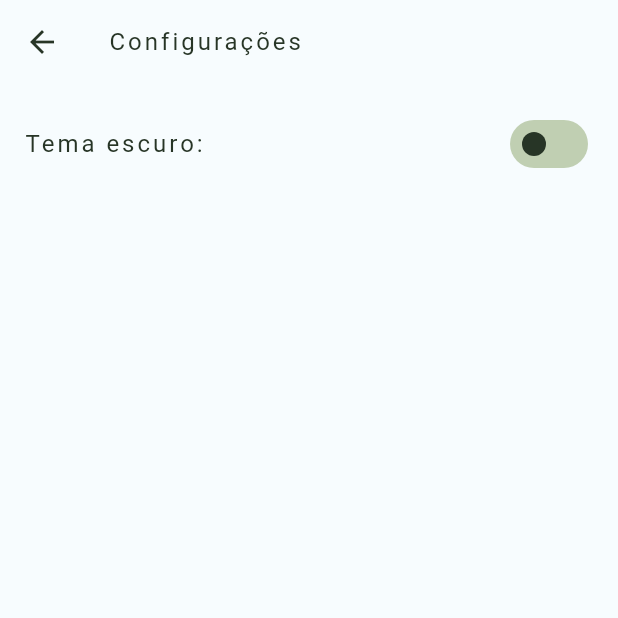
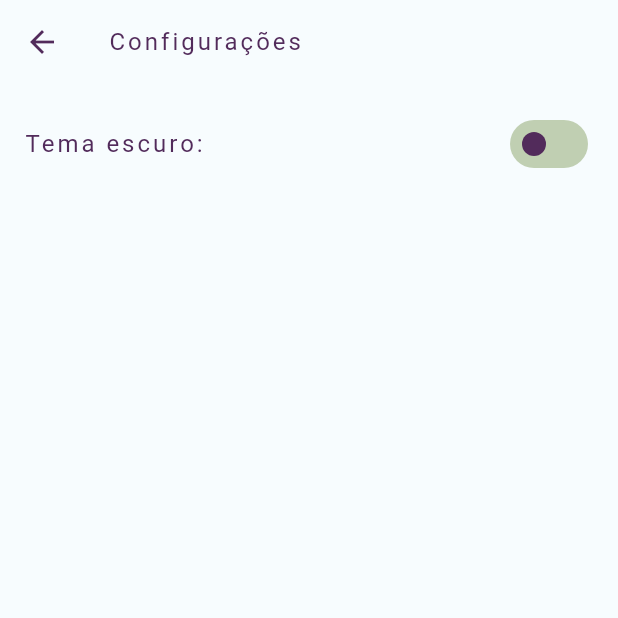
Before and after one commit to devherik/simple_weather, a Flutter app: the SettingsPage screen opened by its route, on a phone screen of 412 x 824 dp, the top half of it. Run offline on Flutter 3.47's test engine with Material 3 defaults, Android fonts, the phone set to English and light mode, and no system bars; our stand-ins replace flutter_dotenv, geolocator, go_router, google_fonts, hexcolor, iconsax and 4 more; network calls fail; statements that could not run were skipped.

Commit message:
view: color issues fixed

```diff
--- a/lib/config/theme/theme.dart
+++ b/lib/config/theme/theme.dart
@@ -71,7 +71,7 @@ abstract class AppTheme {
           brightness: Brightness.dark,
           primaryContainer: global.primaryDarkColor,
           primary: global.primaryDarkColor,
-          onPrimary: global.primaryDarkColor,
+          onPrimary: global.secondaryDarkColor,
           secondary: global.secondaryDarkColor,
           onSecondary: global.secondaryDarkColor,
           error: global.red,
--- a/lib/presentation/features/home/home.dart
+++ b/lib/presentation/features/home/home.dart
@@ -52,6 +52,7 @@ class _HomePageState extends State<HomePage> {
               padding: const EdgeInsets.symmetric(horizontal: 8.0),
               child: Switch(
                   value: mainController.darkThemeOn,
+                  activeColor: Theme.of(context).colorScheme.tertiary,
                   activeThumbImage:
                       const AssetImage('assets/images/icons/moon.png'),
                   inactiveThumbImage:
--- a/lib/utils/constant/globals.dart
+++ b/lib/utils/constant/globals.dart
@@ -7,9 +7,9 @@ import 'package:hexcolor/hexcolor.dart';
 const green = Color.fromARGB(255, 135, 238, 188);
 const red = Color.fromARGB(255, 226, 141, 141);
 const blue = Color.fromARGB(255, 84, 189, 238);
-var primaryDarkColor = HexColor('273526');
+var primaryDarkColor = HexColor('522B5B');
 var secondaryDarkColor = HexColor('45624e');
-var terciaryDarkColor = HexColor('522B5B');
+var terciaryDarkColor = HexColor('273526');
 var primaryLightColor = HexColor('f7fcfe');
 var secondaryLightColor = HexColor('6d877');
 var terciaryLightColor = HexColor('c0cfb2');
--- a/lib/utils/constant/my_util.dart
+++ b/lib/utils/constant/my_util.dart
@@ -104,6 +104,7 @@ class MyUtil {
           width: widght,
           child: LinearProgressIndicator(
             minHeight: 20,
-            color: Theme.of(context).colorScheme.primary,
+            color: Theme.of(context).colorScheme.tertiary,
+            backgroundColor: Theme.of(context).colorScheme.primary,
           ));
 }
```
